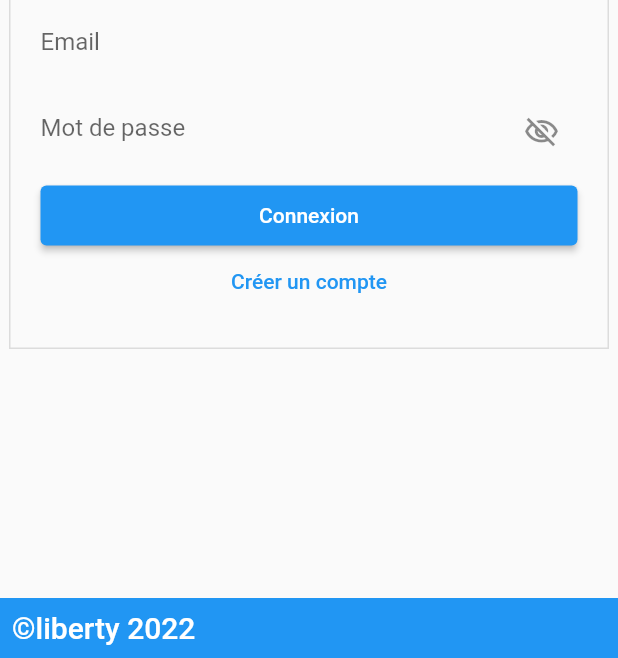
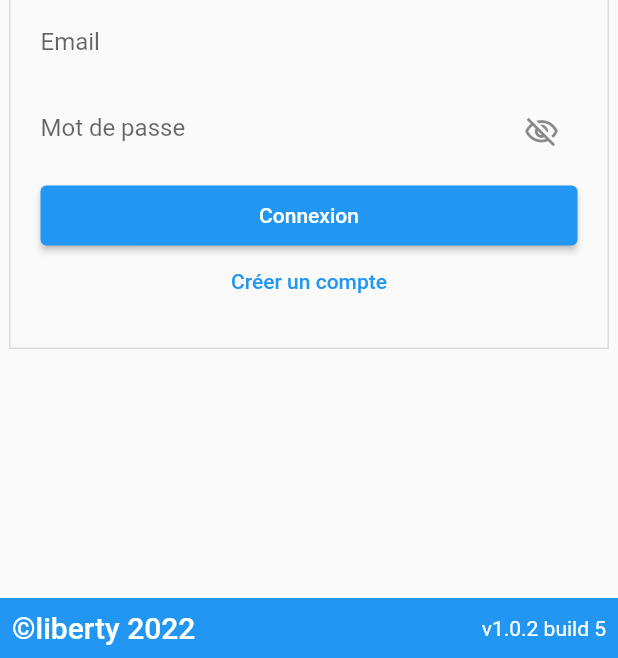
Before and after one commit to qrcode-protect/liberty_printer, a Flutter app: the screen it shows after launch, on a phone screen of 412 x 824 dp, the part 578-1236 px from its top. Run offline on Flutter 3.47's test engine with Material 2 defaults, Android fonts, the phone set to English and light mode, and no system bars; our stand-ins replace cloud_firestore, firebase_auth, firebase_core, flutter_riverpod, logger, package_info_plus and 1 more; missing offline and left inert: blue_thermal_printer, firebase_login_package, flutter_star_prnt, in_app_update, libertymodel; accounts and stored records are empty.

Commit message:
ajout build et version number

```diff
--- a/lib/main.dart
+++ b/lib/main.dart
@@ -45,33 +45,61 @@ class _HomeState extends State<Home> {
         return await InAppUpdate.checkForUpdate();
       } catch (e) {
         print(e);
+        ScaffoldMessenger.of(context).showSnackBar(
+          SnackBar(
+            content: Text('check for update error : $e'),
+          ),
+        );
         return null;
       }
     }
 
-    return FutureBuilder<AppUpdateInfo?>(
-        future: checkForUpdate(),
-        builder: (context, snapshot) {
-          if (snapshot.connectionState == ConnectionState.done) {
-            if (snapshot.hasData && snapshot.data != null) {
-              if (snapshot.data!.updateAvailability ==
-                  UpdateAvailability.updateAvailable) {
-                InAppUpdate.performImmediateUpdate();
-              }
-            }
-            return Consumer(
+    return Stack(
+      children: [
+        Consumer(
           builder: (context, ref, _) {
             final appState = ref.watch(appStateProvider);
             return appState.user == null
                 ? const LoginPage()
                 : const ChoicePage();
           },
+        ),
+        FutureBuilder<AppUpdateInfo?>(
+          future: checkForUpdate(),
+          builder: (context, snapshot) {
+            if (snapshot.connectionState == ConnectionState.done) {
+              if (snapshot.hasData && snapshot.data != null) {
+                if (mounted) {
+                  Future.delayed(const Duration(seconds: 2), () {
+                    ScaffoldMessenger.of(context).showSnackBar(
+                      SnackBar(
+                        content: Column(
+                          mainAxisSize: MainAxisSize.min,
+                          children: [
+                            Text(
+                                'availability : ${snapshot.data!.updateAvailability} | if new update : ${UpdateAvailability.updateAvailable}'),
+                            Text(
+                                snapshot.data!.availableVersionCode.toString()),
+                          ],
+                        ),
+                      ),
                     );
+                  });
+                }
+                if (snapshot.data!.updateAvailability ==
+                    UpdateAvailability.updateAvailable) {
+                  InAppUpdate.performImmediateUpdate();
+                }
+              }
             } else {
               return const Center(
                 child: CircularProgressIndicator(),
               );
             }
-        });
+            return const SizedBox.shrink();
+          },
+        ),
+      ],
+    );
   }
 }
--- a/lib/view/login_page.dart
+++ b/lib/view/login_page.dart
@@ -1,6 +1,7 @@
 import 'package:flutter/material.dart';
 import 'package:flutter_riverpod/flutter_riverpod.dart';
 import 'package:liberty_printer/state/app_state.dart';
+import 'package:package_info_plus/package_info_plus.dart';
 
 class LoginPage extends ConsumerStatefulWidget {
   const LoginPage({Key? key}) : super(key: key);
@@ -196,6 +197,27 @@ class _LoginPageState extends ConsumerState<LoginPage> {
                     .copyWith(color: Colors.white),
               ),
             ),
+            const Spacer(),
+            FutureBuilder<PackageInfo>(
+              future: PackageInfo.fromPlatform(),
+              builder: (context, snapshot) {
+                print(snapshot.data!.buildNumber);
+                if (snapshot.connectionState == ConnectionState.done) {
+                  if (snapshot.data != null) {
+                    return Padding(
+                      padding: const EdgeInsets.all(8.0),
+                      child: Text(
+                        'v${snapshot.data!.version} build ${snapshot.data!.buildNumber}',
+                        style: const TextStyle(color: Colors.white),
+                      ),
+                    );
+                  }
+                } else {
+                  return const SizedBox.shrink();
+                }
+                return const SizedBox.shrink();
+              },
+            )
           ],
         ),
       ),
--- a/pubspec.yaml
+++ b/pubspec.yaml
@@ -2,7 +2,7 @@ name: liberty_printer
 description: A new Flutter project.
 publish_to: none
 
-version: 1.0.0+3
+version: 1.0.2+5
 
 environment:
   sdk: ">=2.16.1 <3.0.0"
@@ -26,6 +26,7 @@ dependencies:
   qr_flutter: ^4.0.0
   logger: ^1.1.0
   in_app_update: ^3.0.0
+  package_info_plus: ^1.4.2
 
 
 dev_dependencies:
```
Also changed, not shown: pubspec.lock. Lines whose indentation alone changed are shown as unchanged.
